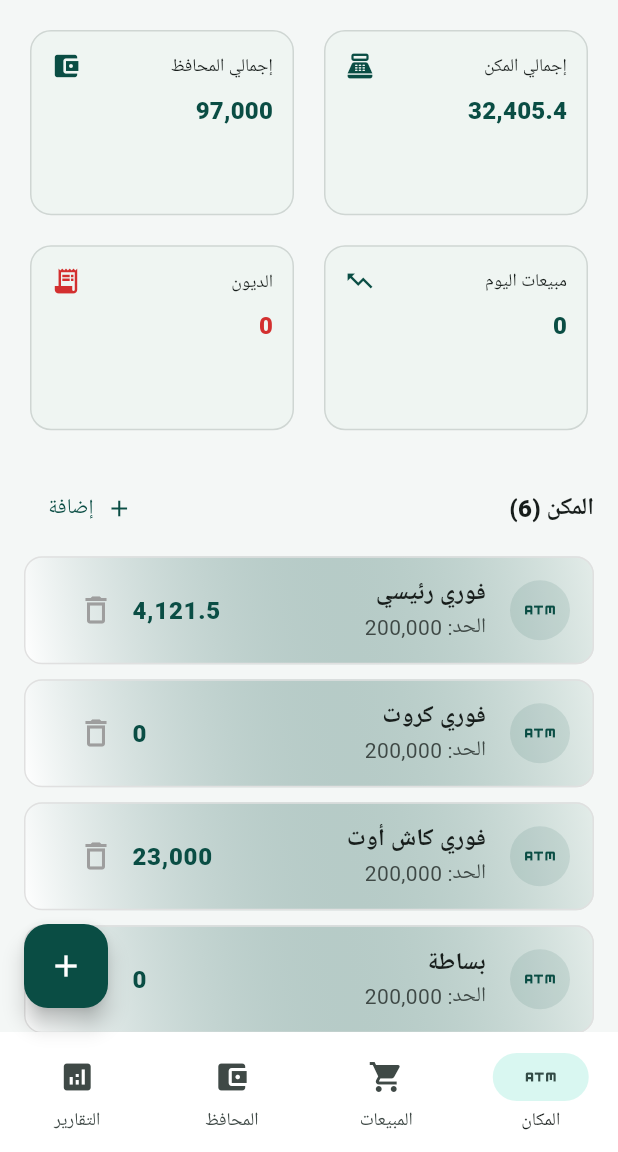
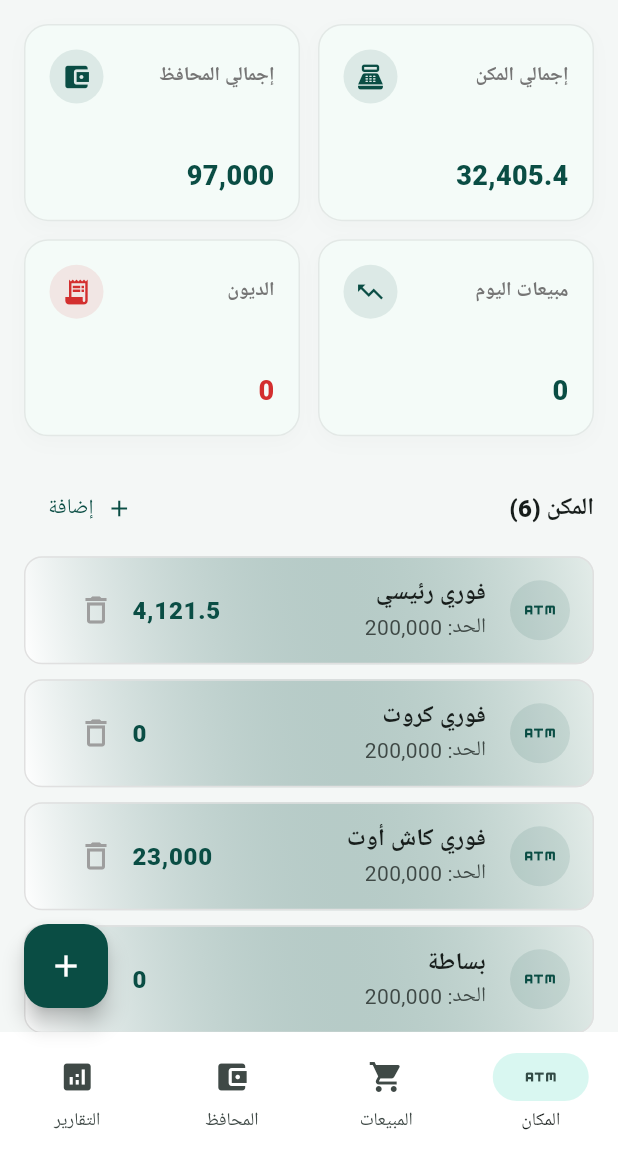
Before and after one commit to cinemainf-rgb/wifi_by_sms, a Flutter app: the screen it shows after launch, on a phone screen of 412 x 824 dp, the part 84-1236 px from its top. Run offline on Flutter 3.47's test engine with Material 3 defaults, Android fonts, the phone set to English and light mode, and no system bars; our stand-ins replace flutter_secure_storage, local_auth, sqflite_sqlcipher; missing offline and left inert: cryptography; accounts and stored records are empty; Roboto replaces fonts that are missing (Cairo).

Commit message:
Refactor StatCard widget for better design
Refactor StatCard widget to improve styling and layout.

```diff
--- a/lib/widgets/stat_card.dart
+++ b/lib/widgets/stat_card.dart
@@ -1,4 +1,5 @@
 import 'package:flutter/material.dart';
+import '../theme/app_theme.dart';
 
 class StatCard extends StatelessWidget {
   final String title;
@@ -16,40 +17,67 @@ class StatCard extends StatelessWidget {
 
   @override
   Widget build(BuildContext context) {
-    final color = accentColor ?? Theme.of(context).colorScheme.primary;
-    return Card(
-      elevation: 0,
-      shape: RoundedRectangleBorder(
-        borderRadius: BorderRadius.circular(14),
-        side: BorderSide(
-          color: Theme.of(context).dividerColor.withValues(alpha: 0.25),
+    // اللون الأساسي للكارت (أخضر غامق افتراضي، أو اللون الممرر مثل الأحمر للديون)
+    final color = accentColor ?? AppTheme.primaryDarkGreen;
+
+    return Container(
+      decoration: BoxDecoration(
+        color: Theme.of(context).cardColor,
+        borderRadius: BorderRadius.circular(16),
+        border: Border.all(
+          color: Colors.grey.withOpacity(0.2),
+          width: 1,
         ),
+        boxShadow: [
+          BoxShadow(
+            color: Colors.black.withOpacity(0.02),
+            blurRadius: 10,
+            offset: const Offset(0, 4),
           ),
-      child: Padding(
-        padding: const EdgeInsets.all(14),
+        ],
+      ),
+      padding: const EdgeInsets.all(16),
       child: Column(
         crossAxisAlignment: CrossAxisAlignment.start,
+        mainAxisAlignment: MainAxisAlignment.spaceBetween,
         children: [
           Row(
             mainAxisAlignment: MainAxisAlignment.spaceBetween,
             children: [
-                Text(
+              Expanded(
+                child: Text(
                   title,
-                  style: Theme.of(context).textTheme.bodySmall,
+                  style: TextStyle(
+                    fontSize: 13,
+                    fontWeight: FontWeight.w600,
+                    color: Colors.grey.shade600,
                   ),
-                Icon(icon, size: 20, color: color),
-              ],
+                  maxLines: 1,
+                  overflow: TextOverflow.ellipsis,
                 ),
-            const SizedBox(height: 8),
-            Text(
-              value,
-              style: Theme.of(context).textTheme.titleMedium?.copyWith(
-                    fontWeight: FontWeight.w800,
-                    color: color,
               ),
+              Container(
+                padding: const EdgeInsets.all(8),
+                decoration: BoxDecoration(
+                  color: color.withOpacity(0.1), // خلفية خفيفة للايقونة
+                  shape: BoxShape.circle,
+                ),
+                child: Icon(icon, size: 20, color: color),
               ),
             ],
           ),
+          const SizedBox(height: 12),
+          Text(
+            value,
+            style: TextStyle(
+              fontSize: 18,
+              fontWeight: FontWeight.w900,
+              color: color,
+            ),
+            maxLines: 1,
+            overflow: TextOverflow.ellipsis,
+          ),
+        ],
       ),
     );
   }
```
Lines whose indentation alone changed are shown as unchanged.
